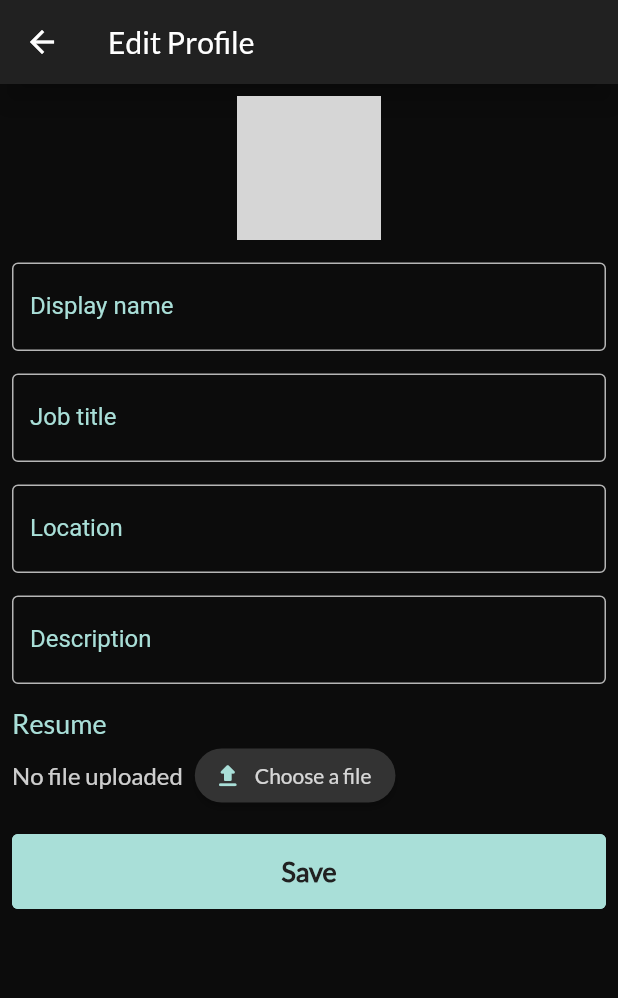
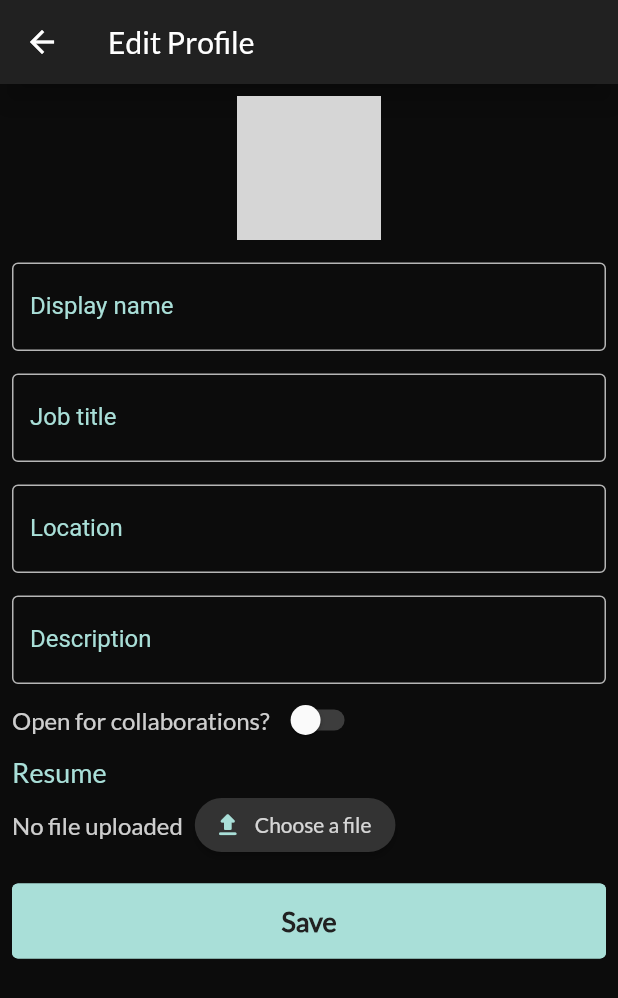
Before and after one commit to Thrauk/union, a Flutter app: the EditProfilePage screen opened directly, on a phone screen of 412 x 824 dp. Shown: the top 998 px of the screen. Run offline on Flutter 3.47's test engine with Material 2 defaults, Android fonts, the phone set to English and light mode, and no system bars; our stand-ins replace bloc, bubble, cached_network_image, cloud_firestore, dots_indicator, equatable and 12 more; missing offline and left inert: flow_builder, flutter_cached_pdfview; accounts and stored records are empty; network calls fail; grey boxes are pictures that could not be loaded.

Commit message:
feat: added open for collaboration option for user

```diff
--- a/lib/src/models/user_models/full_user.dart
+++ b/lib/src/models/user_models/full_user.dart
@@ -11,7 +11,8 @@ class FullUser extends Equatable {
       this.jobTitle,
       this.projectsIds,
       this.followers,
-      this.following});
+      this.following,
+      this.isOpenForCollaborations = false});
 
   FullUser.fromJson(Map<String, dynamic> json)
       : photo = json['photo'] as String?,
@@ -23,7 +24,8 @@ class FullUser extends Equatable {
         jobTitle = json['jobTitle'] as String?,
         projectsIds = json['projects_ids'] as List<dynamic>?,
         followers = json['followers'] as List<dynamic>?,
-        following = json['following'] as List<dynamic>?;
+        following = json['following'] as List<dynamic>?,
+        isOpenForCollaborations = json['is_open_for_collaborations'] as bool;
 
   Map<String, dynamic> toJson() => {
         'id': id,
@@ -36,6 +38,7 @@ class FullUser extends Equatable {
         'projects_ids': projectsIds,
         'following': following,
         'followers': followers,
+        'is_open_for_collaborations': isOpenForCollaborations
       }..removeWhere((String key, dynamic value) => value == null);
 
   final String? email;
@@ -57,6 +60,8 @@ class FullUser extends Equatable {
   final List<dynamic>? followers;
   final List<dynamic>? following;
 
+  final bool isOpenForCollaborations;
+
   static const FullUser empty = FullUser(id: '');
 
   bool get isEmpty => this == FullUser.empty;
@@ -74,6 +79,7 @@ class FullUser extends Equatable {
     List<dynamic>? projectsIds,
     List<dynamic>? followers,
     List<dynamic>? following,
+    bool? isOpenForCollaborations,
   }) {
     return FullUser(
       id: id ?? this.id,
@@ -85,7 +91,9 @@ class FullUser extends Equatable {
       jobTitle: jobTitle ?? this.jobTitle,
       projectsIds: projectsIds ?? this.projectsIds,
       followers: followers ?? this.followers,
-        following: following ?? this.following,);
+      following: following ?? this.following,
+      isOpenForCollaborations: isOpenForCollaborations ?? this.isOpenForCollaborations,
+    );
   }
 
   @override
@@ -99,6 +107,7 @@ class FullUser extends Equatable {
         jobTitle,
         projectsIds,
         following,
-        followers
+        followers,
+        isOpenForCollaborations
       ];
 }
--- a/lib/src/screens/project/widgets/project_item_widget/view/project_item_widget.dart
+++ b/lib/src/screens/project/widgets/project_item_widget/view/project_item_widget.dart
@@ -120,8 +120,8 @@ class _ProjectItemWidget extends StatelessWidget {
                       ),
                       const Spacer(),
                       Text(
-                      '${state.likesNr} likes',
-                      style: AppStyles.textStyleBody,
+                        state.likesNr == 1 ? '${state.likesNr} like' : '${state.likesNr} likes',
+                        style: AppStyles.textStyleBody,
                       ),
                     ],
                   ),
--- a/lib/src/screens/user_profile/edit_profile/bloc/edit_profile_event.dart
+++ b/lib/src/screens/user_profile/edit_profile/bloc/edit_profile_event.dart
@@ -7,7 +7,7 @@ abstract class EditProfileEvent extends Equatable {
   List<Object> get props => <Object>[];
 }
 
-class LoadProfile extends EditProfileEvent{}
+class LoadProfile extends EditProfileEvent {}
 
 class DisplayNameChanged extends EditProfileEvent {
   const DisplayNameChanged({required this.value});
@@ -45,6 +45,12 @@ class DescriptionChanged extends EditProfileEvent {
   List<Object> get props => <Object>[value];
 }
 
+class IsOpenForCollaborationChanged extends EditProfileEvent {
+  const IsOpenForCollaborationChanged(this.value);
+
+  final bool value;
+}
+
 class SelectImage extends EditProfileEvent {}
 
 class UpdateProfile extends EditProfileEvent {}
--- a/lib/src/screens/user_profile/edit_profile/bloc/edit_profile_state.dart
+++ b/lib/src/screens/user_profile/edit_profile/bloc/edit_profile_state.dart
@@ -1,8 +1,8 @@
 part of 'edit_profile_bloc.dart';
 
 class EditProfileState extends Equatable {
-  const EditProfileState({
-    this.fullUser = FullUser.empty,
+  const EditProfileState(
+      {this.fullUser = FullUser.empty,
       this.displayName = const DisplayName.pure(),
       this.jobTitle = const ShortText.pure(),
       this.location = const ShortText.pure(),
@@ -10,7 +10,7 @@ class EditProfileState extends Equatable {
       this.status = FormzStatus.pure,
       this.profileLoaded = false,
       this.photoUrl,
-  });
+      this.isOpenForCollaborations = false});
 
   final FullUser fullUser;
   final DisplayName displayName;
@@ -20,6 +20,7 @@ class EditProfileState extends Equatable {
   final FormzStatus status;
   final bool profileLoaded;
   final String? photoUrl;
+  final bool isOpenForCollaborations;
 
   EditProfileState copyWith({
     FullUser? fullUser,
@@ -30,6 +31,7 @@ class EditProfileState extends Equatable {
     FormzStatus? status,
     bool? profileLoaded,
     String? photoUrl,
+    bool? isOpenForCollaborations,
   }) {
     return EditProfileState(
       fullUser: fullUser ?? this.fullUser,
@@ -40,9 +42,20 @@ class EditProfileState extends Equatable {
       status: status ?? this.status,
       profileLoaded: profileLoaded ?? this.profileLoaded,
       photoUrl: photoUrl ?? this.photoUrl,
+      isOpenForCollaborations: isOpenForCollaborations ?? this.isOpenForCollaborations,
     );
   }
 
   @override
-  List<Object?> get props => <Object?>[fullUser, displayName, jobTitle, location, description, status, profileLoaded, photoUrl];
+  List<Object?> get props => <Object?>[
+        fullUser,
+        displayName,
+        jobTitle,
+        location,
+        description,
+        status,
+        profileLoaded,
+        photoUrl,
+        isOpenForCollaborations
+      ];
 }
--- a/lib/src/screens/user_profile/edit_profile/view/edit_profile.dart
+++ b/lib/src/screens/user_profile/edit_profile/view/edit_profile.dart
@@ -3,11 +3,11 @@ import 'package:flutter_bloc/flutter_bloc.dart';
 import 'package:formz/formz.dart';
 import 'package:union_app/src/repository/firestore/firestore.dart';
 import 'package:union_app/src/screens/app/bloc/app_bloc.dart';
-
+import 'package:union_app/src/screens/user_profile/edit_profile/edit_profile.dart';
+import 'package:union_app/src/screens/user_profile/edit_profile/widgets/toggle/open_for_collaboration_switch.dart';
 import 'package:union_app/src/screens/widgets/app_bar/simple_app_bar.dart';
 import 'package:union_app/src/theme.dart';
 
-import '../edit_profile.dart';
 
 class EditProfilePage extends StatelessWidget {
   const EditProfilePage({Key? key}) : super(key: key);
@@ -71,7 +71,12 @@ class _EditProfilePage extends StatelessWidget {
                       const LocationInputWidget(),
                       const SizedBox(height: 15),
                       const DescriptionInputWidget(),
-                      const SizedBox(height: 15),
+                      OpenForCollaborationSwitch(
+                        value: state.isOpenForCollaborations,
+                        onChange: (bool switchValue) {
+                          context.read<EditProfileBloc>().add(IsOpenForCollaborationChanged(switchValue));
+                        },
+                      ),
                       const Align(alignment: Alignment.centerLeft, child: Text('Resume', style: AppStyles.textStyleHeading1)),
                       FileUploader(userId: state.fullUser.id),
                       const SizedBox(height: 15),
--- /dev/null
+++ b/lib/src/screens/user_profile/edit_profile/widgets/toggle/open_for_collaboration_switch.dart
@@ -0,0 +1,30 @@
+import 'package:flutter/cupertino.dart';
+import 'package:flutter/material.dart';
+import 'package:union_app/src/screens/widgets/switch/simple_switch.dart';
+import 'package:union_app/src/theme.dart';
+
+class OpenForCollaborationSwitch extends StatelessWidget {
+  const OpenForCollaborationSwitch({Key? key, required bool value, required Function(bool) onChange})
+      : _value = value,
+        _onChange = onChange,
+        super(key: key);
+
+  final bool _value;
+  final Function(bool) _onChange;
+
+  @override
+  Widget build(BuildContext context) {
+    return Row(
+      children: <Widget>[
+        const Text(
+          'Open for collaborations?',
+          style: AppStyles.textStyleBody,
+        ),
+        const SizedBox(
+          width: 4,
+        ),
+        SimpleSwitch(value: _value, onChange: _onChange),
+      ],
+    );
+  }
+}
--- a/lib/src/screens/user_profile/profile/widgets/profile_details_widget.dart
+++ b/lib/src/screens/user_profile/profile/widgets/profile_details_widget.dart
@@ -3,6 +3,7 @@ import 'package:flutter_bloc/flutter_bloc.dart';
 import 'package:union_app/src/screens/home/home.dart';
 import 'package:union_app/src/screens/messaging/chat/view/chat_page.dart';
 import 'package:union_app/src/screens/user_profile/edit_profile/edit_profile.dart';
+import 'package:union_app/src/screens/widgets/chips/chip_with_text.dart';
 
 import 'package:union_app/src/theme.dart';
 
@@ -22,7 +23,7 @@ class ProfileDetailsWidget extends StatelessWidget {
               Column(
                 children: <Widget>[
                   Avatar(
-                  photo: state.fullUser.photo,/////////////////
+                    photo: state.fullUser.photo,
                   ),
                   const SizedBox(
                     height: 8,
@@ -31,16 +32,14 @@ class ProfileDetailsWidget extends StatelessWidget {
                     state.fullUser.displayName ?? 'John Doe',
                     style: AppStyles.textStyleHeadingWhite20,
                   ),
+                  if (state.fullUser.isOpenForCollaborations) const ChipWithText(label: 'Open for collaborations'),
                   const SizedBox(
                     height: 8,
                   ),
                   Row(
                     mainAxisAlignment: MainAxisAlignment.center,
                     children: <Widget>[
-                    Text(
-                      state.fullUser.location ?? 'No location',
-                      style: AppStyles.textStyleBody
-                    ),
+                      Text(state.fullUser.location ?? 'No location', style: AppStyles.textStyleBody),
                       const Text(
                         ' • ',
                         style: TextStyle(
@@ -57,17 +56,6 @@ class ProfileDetailsWidget extends StatelessWidget {
                       ),
                     ],
                   ),
-                // const SizedBox(
-                //   height: 16,
-                // ),
-                // Text(
-                //   state.fullUser.description ?? 'No description',
-                //   style: const TextStyle(
-                //     color: AppColors.white08,
-                //     fontSize: 18,
-                //   ),
-                //   textAlign: TextAlign.center,
-                // )
                 ],
               ),
               if (state.ownProfile)
@@ -104,6 +92,7 @@ class ProfileDetailsWidget extends StatelessWidget {
             ],
           ),
         );
-    });
+      },
+    );
   }
 }
--- /dev/null
+++ b/lib/src/screens/widgets/switch/simple_switch.dart
@@ -0,0 +1,23 @@
+import 'package:flutter/cupertino.dart';
+import 'package:flutter/material.dart';
+import 'package:union_app/src/theme.dart';
+
+class SimpleSwitch extends StatelessWidget {
+  const SimpleSwitch({Key? key, required bool value, required Function(bool) onChange})
+      : _onChanged = onChange,
+        _value = value,
+        super(key: key);
+
+  final bool _value;
+  final Function(bool) _onChanged;
+
+  @override
+  Widget build(BuildContext context) {
+    return Switch(
+      inactiveTrackColor: AppColors.white02,
+      activeColor: AppColors.primaryColor,
+      value: _value,
+      onChanged: (bool value) => _onChanged(value),
+    );
+  }
+}
```
Also changed, not shown: lib/src/screens/open_roles/add_open_role/widgets/buttons/remote_switch_button_widget.dart (+6 -11 lines), lib/src/screens/organization/create_organization/view/components/create_organization_choices.dart (+3 -4 lines), lib/src/screens/user_profile/edit_profile/bloc/edit_profile_bloc.dart (+25 -22 lines), lib/src/screens/user_profile/edit_profile/widgets/form_fields/display_name_input_widget.dart (+4 -8 lines), lib/src/screens/user_profile/profile/view/profile.dart (+0 -8 lines), lib/src/screens/widgets/chips/chip_with_text.dart (added, +21 -0 lines). Lines whose indentation alone changed are shown as unchanged.
